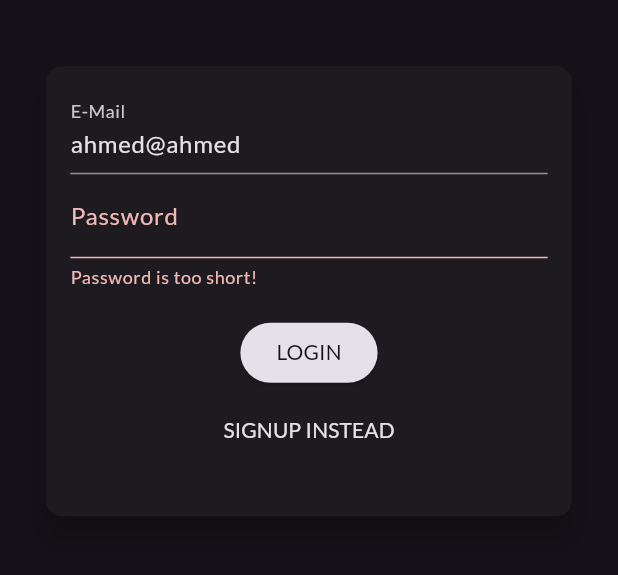
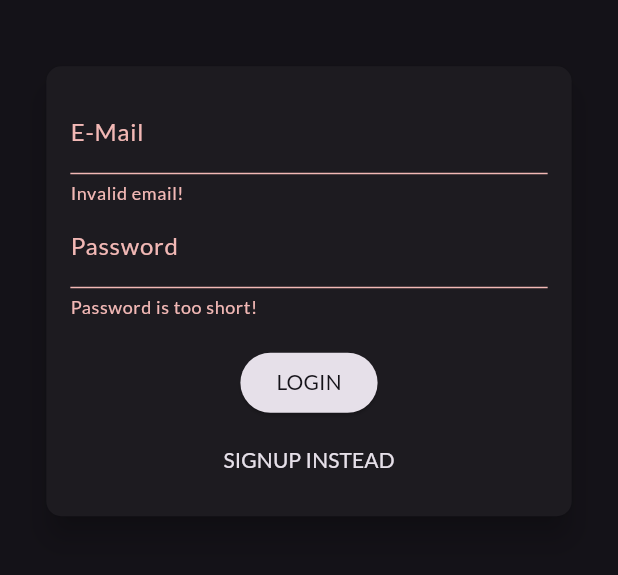
Before and after one commit to ahmedhnewa/SimpleFlutterShopApp, a Flutter app: the screen it shows after launch, on a phone screen of 412 x 824 dp, the part 407-982 px from its top. Run offline on Flutter 3.47's test engine with Material 2 defaults, Android fonts, the phone set to English and light mode, and no system bars; our stand-ins replace shared_preferences.

Commit message:
Delete the default value of text inputs which I used for testing

```diff
--- a/lib/screens/auth.dart
+++ b/lib/screens/auth.dart
@@ -151,7 +151,6 @@ class _AuthCardState extends State<AuthCard>
             child: Column(
               children: <Widget>[
                 TextFormField(
-                  initialValue: 'ahmed@ahmed',
                   decoration: const InputDecoration(labelText: 'E-Mail'),
                   keyboardType: TextInputType.emailAddress,
                   validator: (value) {
@@ -184,7 +183,6 @@ class _AuthCardState extends State<AuthCard>
                     child: SlideTransition(
                       position: _slideAnimation,
                       child: TextFormField(
-                        initialValue: '123123123',
                         enabled: _authMode == AuthMode.Signup,
                         decoration: const InputDecoration(
                             labelText: 'Confirm Password'),
```
